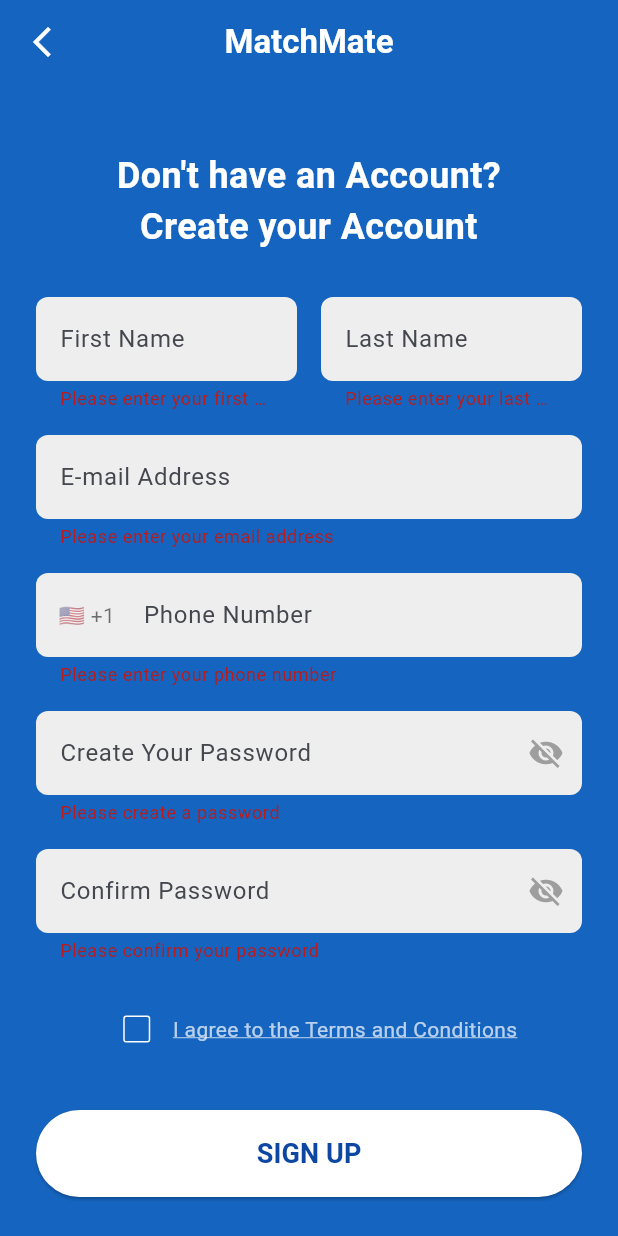
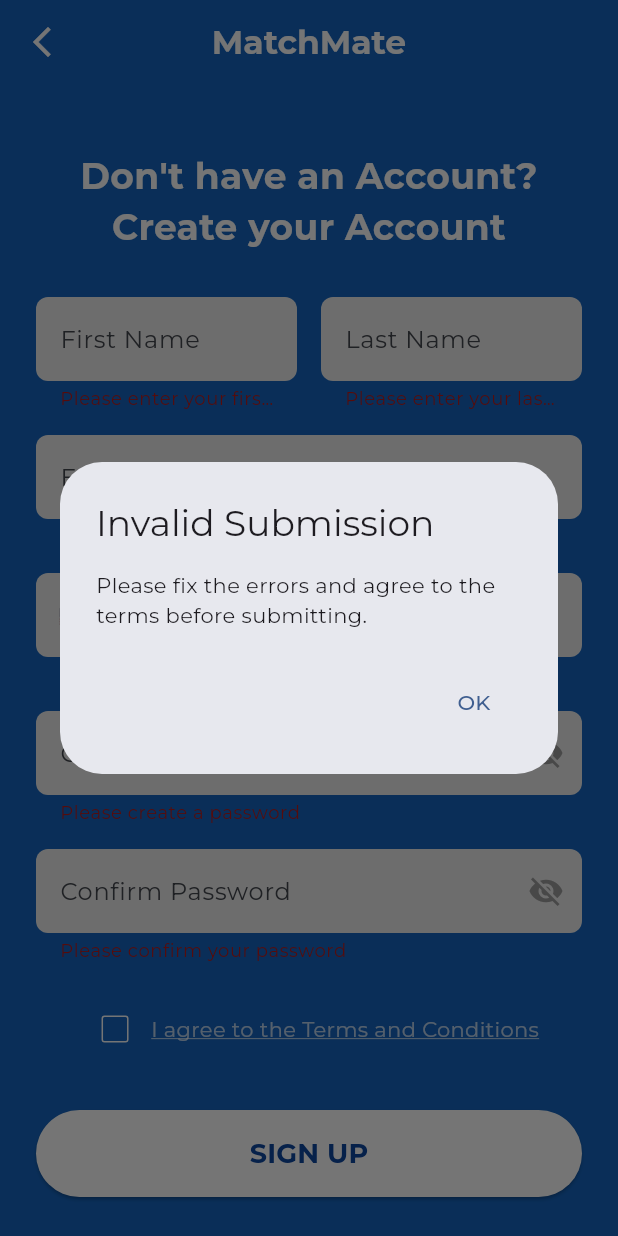
Before and after one commit to OguzTemelli/CS310-Group-14, a Flutter app: the RegistrationScreen screen opened by its route, after a tap on "SIGN UP", on a phone screen of 412 x 824 dp. Run offline on Flutter 3.47's test engine with Material 3 defaults, Android fonts, the phone set to English and light mode, and no system bars; our stand-ins replace google_fonts.

Commit message:
Add network image, external font, and form validation AlertDialog

```diff
--- a/lib/main.dart
+++ b/lib/main.dart
@@ -1,4 +1,5 @@
 import 'package:flutter/material.dart';
+import 'package:google_fonts/google_fonts.dart';
 import 'screens/welcome_screen.dart';
 import 'screens/registration_screen.dart';
 import 'screens/contact_screen.dart';
@@ -29,6 +30,7 @@
       theme: ThemeData(
         colorScheme: ColorScheme.fromSeed(seedColor: Colors.blue.shade800),
         useMaterial3: true,
+        textTheme: GoogleFonts.montserratTextTheme(),
         elevatedButtonTheme: ElevatedButtonThemeData(
           style: ElevatedButton.styleFrom(
             foregroundColor: Colors.white,
--- a/lib/screens/registration_screen.dart
+++ b/lib/screens/registration_screen.dart
@@ -283,22 +283,26 @@
                     ),
                   ),
                   onPressed: () {
-                    // TODO: Implement Sign Up Logic
-                    if (_formKey.currentState!.validate()) {
-                      if (!_agreeToTerms) {
-                        // Show error if terms not agreed
-                        ScaffoldMessenger.of(context).showSnackBar(
-                          const SnackBar(
-                            content: Text(
-                              'Please agree to the Terms and Conditions',
+                    final isValid = _formKey.currentState!.validate();
+                    if (!isValid || !_agreeToTerms) {
+                      showDialog(
+                        context: context,
+                        builder: (ctx) => AlertDialog(
+                          title: const Text('Invalid Submission'),
+                          content: const Text(
+                            'Please fix the errors and agree to the terms before submitting.',
+                          ),
+                          actions: [
+                            TextButton(
+                              onPressed: () => Navigator.of(ctx).pop(),
+                              child: const Text('OK'),
                             ),
-                          ),
-                        );
-                        return;
-                      }
-                      // Navigate to login screen after successful registration
-                      Navigator.pushReplacementNamed(context, '/login');
+                          ],
+                        ),
+                      );
+                      return;
                     }
+                    Navigator.pushReplacementNamed(context, '/login');
                   },
                   child: const Text(
                     'SIGN UP',
--- a/pubspec.yaml
+++ b/pubspec.yaml
@@ -15,6 +15,7 @@
   cupertino_icons: ^1.0.8
   google_maps_flutter: ^2.5.3
   google_maps_flutter_web: ^0.5.4
+  google_fonts: ^6.2.1
 
 dev_dependencies:
   flutter_test:
```
Also changed, not shown: lib/screens/sabanci_dorms_screen.dart (+6 -3 lines), pubspec.lock, 1 other file.
